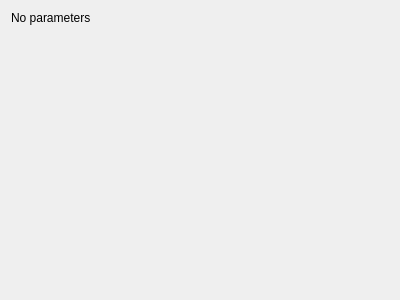
Before: the Qt Designer form mandelbulber2/qt_data/fractal_mandelbulb2.ui in buddhi1980/mandelbulber2, drawn with Qt 5.
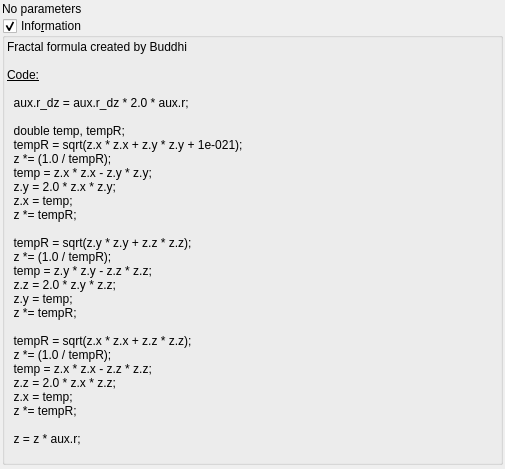
After: the same form once the commit is applied. Custom widgets are drawn as their Qt base class.

Commit message: Added information box for Mandelbulb-like formulas.

What changed in the file:
```diff
--- a/mandelbulber2/qt_data/fractal_mandelbulb2.ui
+++ b/mandelbulber2/qt_data/fractal_mandelbulb2.ui
@@ -6,14 +6,29 @@
    <rect>
     <x>0</x>
     <y>0</y>
-    <width>400</width>
-    <height>300</height>
+    <width>505</width>
+    <height>469</height>
    </rect>
   </property>
   <property name="windowTitle">
    <string>Form</string>
   </property>
   <layout class="QVBoxLayout" name="verticalLayout">
+   <property name="spacing">
+    <number>2</number>
+   </property>
+   <property name="leftMargin">
+    <number>2</number>
+   </property>
+   <property name="topMargin">
+    <number>2</number>
+   </property>
+   <property name="rightMargin">
+    <number>2</number>
+   </property>
+   <property name="bottomMargin">
+    <number>2</number>
+   </property>
    <item>
     <widget class="QLabel" name="label">
      <property name="text">
@@ -21,6 +36,85 @@
      </property>
     </widget>
    </item>
+   <item>
+    <widget class="MyGroupBox" name="groupCheck_info">
+     <property name="title">
+      <string>Info&amp;rmation</string>
+     </property>
+     <property name="flat">
+      <bool>false</bool>
+     </property>
+     <property name="checkable">
+      <bool>true</bool>
+     </property>
+     <layout class="QVBoxLayout" name="verticalLayout_2">
+      <property name="spacing">
+       <number>2</number>
+      </property>
+      <property name="leftMargin">
+       <number>2</number>
+      </property>
+      <property name="topMargin">
+       <number>2</number>
+      </property>
+      <property name="rightMargin">
+       <number>2</number>
+      </property>
+      <property name="bottomMargin">
+       <number>2</number>
+      </property>
+      <item>
+       <widget class="QLabel" name="label_4">
+        <property name="text">
+         <string>&lt;!DOCTYPE HTML PUBLIC &quot;-//W3C//DTD HTML 4.0//EN&quot; &quot;http://www.w3.org/TR/REC-html40/strict.dtd&quot;&gt;
+&lt;html&gt;&lt;head&gt;&lt;meta name=&quot;qrichtext&quot; content=&quot;1&quot; /&gt;&lt;style type=&quot;text/css&quot;&gt;
+p, li { white-space: pre-wrap; }
+&lt;/style&gt;&lt;/head&gt;&lt;body&gt;
+&lt;p style=&quot; margin-top:0px; margin-bottom:0px; margin-left:0px; margin-right:0px; -qt-block-indent:0; text-indent:0px;&quot;&gt;Fractal formula created by Buddhi&lt;/p&gt;
+&lt;p style=&quot;-qt-paragraph-type:empty; margin-top:0px; margin-bottom:0px; margin-left:0px; margin-right:0px; -qt-block-indent:0; text-indent:0px;&quot;&gt;&lt;br /&gt;&lt;/p&gt;
+&lt;p style=&quot; margin-top:0px; margin-bottom:0px; margin-left:0px; margin-right:0px; -qt-block-indent:0; text-indent:0px;&quot;&gt;&lt;span style=&quot; text-decoration: underline;&quot;&gt;Code:&lt;/span&gt;&lt;/p&gt;
+&lt;p style=&quot;-qt-paragraph-type:empty; margin-top:0px; margin-bottom:0px; margin-left:0px; margin-right:0px; -qt-block-indent:0; text-indent:0px; text-decoration: underline;&quot;&gt;&lt;br /&gt;&lt;/p&gt;
+&lt;p style=&quot; margin-top:0px; margin-bottom:0px; margin-left:0px; margin-right:0px; -qt-block-indent:0; text-indent:0px;&quot;&gt;  aux.r_dz = aux.r_dz * 2.0 * aux.r;&lt;/p&gt;
+&lt;p style=&quot;-qt-paragraph-type:empty; margin-top:0px; margin-bottom:0px; margin-left:0px; margin-right:0px; -qt-block-indent:0; text-indent:0px;&quot;&gt;&lt;br /&gt;&lt;/p&gt;
+&lt;p style=&quot; margin-top:0px; margin-bottom:0px; margin-left:0px; margin-right:0px; -qt-block-indent:0; text-indent:0px;&quot;&gt;  double temp, tempR;&lt;/p&gt;
+&lt;p style=&quot; margin-top:0px; margin-bottom:0px; margin-left:0px; margin-right:0px; -qt-block-indent:0; text-indent:0px;&quot;&gt;  tempR = sqrt(z.x * z.x + z.y * z.y + 1e-021);&lt;/p&gt;
+&lt;p style=&quot; margin-top:0px; margin-bottom:0px; margin-left:0px; margin-right:0px; -qt-block-indent:0; text-indent:0px;&quot;&gt;  z *= (1.0 / tempR);&lt;/p&gt;
+&lt;p style=&quot; margin-top:0px; margin-bottom:0px; margin-left:0px; margin-right:0px; -qt-block-indent:0; text-indent:0px;&quot;&gt;  temp = z.x * z.x - z.y * z.y;&lt;/p&gt;
+&lt;p style=&quot; margin-top:0px; margin-bottom:0px; margin-left:0px; margin-right:0px; -qt-block-indent:0; text-indent:0px;&quot;&gt;  z.y = 2.0 * z.x * z.y;&lt;/p&gt;
+&lt;p style=&quot; margin-top:0px; margin-bottom:0px; margin-left:0px; margin-right:0px; -qt-block-indent:0; text-indent:0px;&quot;&gt;  z.x = temp;&lt;/p&gt;
+&lt;p style=&quot; margin-top:0px; margin-bottom:0px; margin-left:0px; margin-right:0px; -qt-block-indent:0; text-indent:0px;&quot;&gt;  z *= tempR;&lt;/p&gt;
+&lt;p style=&quot;-qt-paragraph-type:empty; margin-top:0px; margin-bottom:0px; margin-left:0px; margin-right:0px; -qt-block-indent:0; text-indent:0px;&quot;&gt;&lt;br /&gt;&lt;/p&gt;
+&lt;p style=&quot; margin-top:0px; margin-bottom:0px; margin-left:0px; margin-right:0px; -qt-block-indent:0; text-indent:0px;&quot;&gt;  tempR = sqrt(z.y * z.y + z.z * z.z);&lt;/p&gt;
+&lt;p style=&quot; margin-top:0px; margin-bottom:0px; margin-left:0px; margin-right:0px; -qt-block-indent:0; text-indent:0px;&quot;&gt;  z *= (1.0 / tempR);&lt;/p&gt;
+&lt;p style=&quot; margin-top:0px; margin-bottom:0px; margin-left:0px; margin-right:0px; -qt-block-indent:0; text-indent:0px;&quot;&gt;  temp = z.y * z.y - z.z * z.z;&lt;/p&gt;
+&lt;p style=&quot; margin-top:0px; margin-bottom:0px; margin-left:0px; margin-right:0px; -qt-block-indent:0; text-indent:0px;&quot;&gt;  z.z = 2.0 * z.y * z.z;&lt;/p&gt;
+&lt;p style=&quot; margin-top:0px; margin-bottom:0px; margin-left:0px; margin-right:0px; -qt-block-indent:0; text-indent:0px;&quot;&gt;  z.y = temp;&lt;/p&gt;
+&lt;p style=&quot; margin-top:0px; margin-bottom:0px; margin-left:0px; margin-right:0px; -qt-block-indent:0; text-indent:0px;&quot;&gt;  z *= tempR;&lt;/p&gt;
+&lt;p style=&quot;-qt-paragraph-type:empty; margin-top:0px; margin-bottom:0px; margin-left:0px; margin-right:0px; -qt-block-indent:0; text-indent:0px;&quot;&gt;&lt;br /&gt;&lt;/p&gt;
+&lt;p style=&quot; margin-top:0px; margin-bottom:0px; margin-left:0px; margin-right:0px; -qt-block-indent:0; text-indent:0px;&quot;&gt;  tempR = sqrt(z.x * z.x + z.z * z.z);&lt;/p&gt;
+&lt;p style=&quot; margin-top:0px; margin-bottom:0px; margin-left:0px; margin-right:0px; -qt-block-indent:0; text-indent:0px;&quot;&gt;  z *= (1.0 / tempR);&lt;/p&gt;
+&lt;p style=&quot; margin-top:0px; margin-bottom:0px; margin-left:0px; margin-right:0px; -qt-block-indent:0; text-indent:0px;&quot;&gt;  temp = z.x * z.x - z.z * z.z;&lt;/p&gt;
+&lt;p style=&quot; margin-top:0px; margin-bottom:0px; margin-left:0px; margin-right:0px; -qt-block-indent:0; text-indent:0px;&quot;&gt;  z.z = 2.0 * z.x * z.z;&lt;/p&gt;
+&lt;p style=&quot; margin-top:0px; margin-bottom:0px; margin-left:0px; margin-right:0px; -qt-block-indent:0; text-indent:0px;&quot;&gt;  z.x = temp;&lt;/p&gt;
+&lt;p style=&quot; margin-top:0px; margin-bottom:0px; margin-left:0px; margin-right:0px; -qt-block-indent:0; text-indent:0px;&quot;&gt;  z *= tempR;&lt;/p&gt;
+&lt;p style=&quot;-qt-paragraph-type:empty; margin-top:0px; margin-bottom:0px; margin-left:0px; margin-right:0px; -qt-block-indent:0; text-indent:0px;&quot;&gt;&lt;br /&gt;&lt;/p&gt;
+&lt;p style=&quot; margin-top:0px; margin-bottom:0px; margin-left:0px; margin-right:0px; -qt-block-indent:0; text-indent:0px;&quot;&gt;  z = z * aux.r;&lt;/p&gt;
+&lt;p style=&quot;-qt-paragraph-type:empty; margin-top:0px; margin-bottom:0px; margin-left:0px; margin-right:0px; -qt-block-indent:0; text-indent:0px;&quot;&gt;&lt;br /&gt;&lt;/p&gt;&lt;/body&gt;&lt;/html&gt;</string>
+        </property>
+        <property name="wordWrap">
+         <bool>true</bool>
+        </property>
+        <property name="openExternalLinks">
+         <bool>true</bool>
+        </property>
+        <property name="textInteractionFlags">
+         <set>Qt::LinksAccessibleByMouse|Qt::TextSelectableByMouse</set>
+        </property>
+       </widget>
+      </item>
+     </layout>
+    </widget>
+   </item>
    <item>
     <spacer name="verticalSpacer">
      <property name="orientation">
@@ -36,6 +130,14 @@
    </item>
   </layout>
  </widget>
+ <customwidgets>
+  <customwidget>
+   <class>MyGroupBox</class>
+   <extends>QGroupBox</extends>
+   <header>mygroupbox.h</header>
+   <container>1</container>
+  </customwidget>
+ </customwidgets>
  <resources/>
  <connections/>
 </ui>
```
The commit also changes 7 other files.
